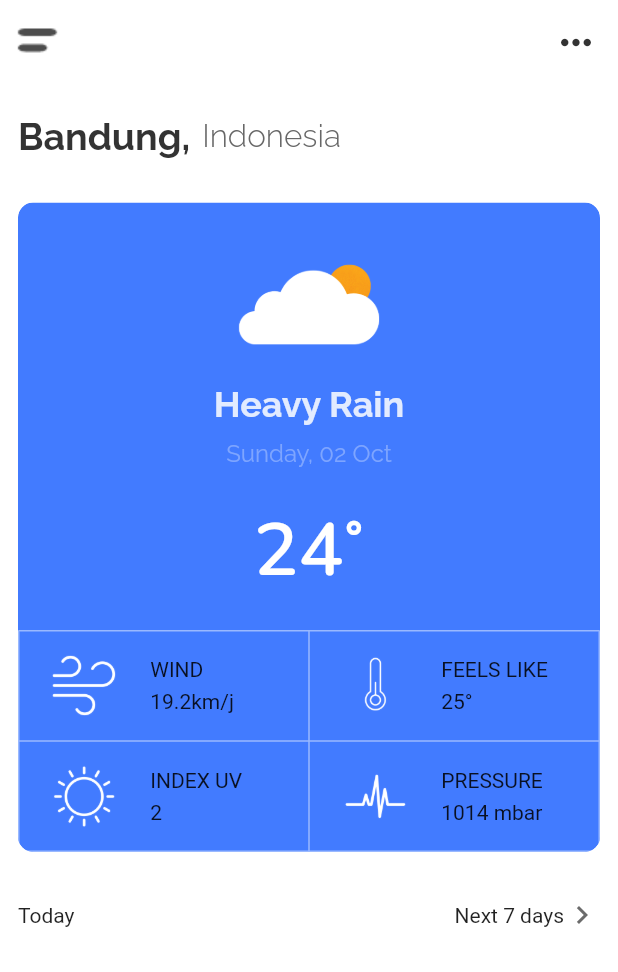
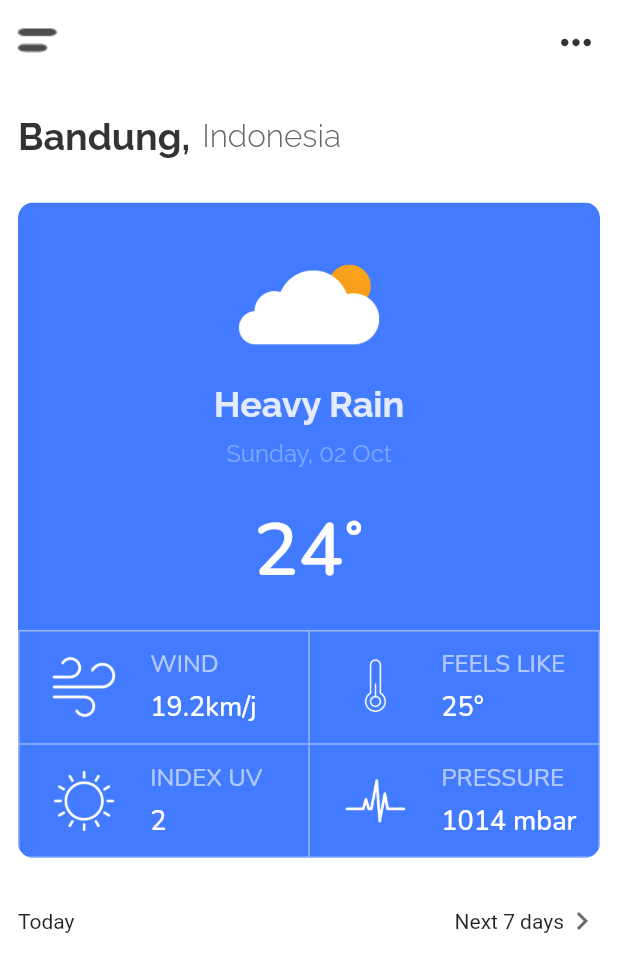
Before and after one commit to r100-stack/Flutter-Weekly-Series-6-Weather-App-UI, a Flutter app: the screen it shows after launch, on a phone screen of 412 x 824 dp. Shown: the top 972 px of the screen. Run offline on Flutter 3.47's test engine with Material 2 defaults, Android fonts, the phone set to English and light mode, and no system bars; our stand-ins replace google_fonts.

Commit message:
Solutions added Step 5

```diff
--- a/lib/screens/home_screen/components/table_item.dart
+++ b/lib/screens/home_screen/components/table_item.dart
@@ -33,10 +33,10 @@ class TableItem extends StatelessWidget {
 
                   // TODO (1): style = nunito(0xFFB2C9FF, 16.0, w500)
 
-                  // style: GoogleFonts.nunito(
-                  //     color: Color(0xFFB2C9FF),
-                  //     fontSize: 16.0,
-                  //     fontWeight: FontWeight.w500),
+                  style: GoogleFonts.nunito(
+                      color: Color(0xFFB2C9FF),
+                      fontSize: 16.0,
+                      fontWeight: FontWeight.w500),
 
                 ),
                 const SizedBox(height: 5.0),
@@ -45,10 +45,10 @@ class TableItem extends StatelessWidget {
 
                   // TODO (2): style = nunito(0xFFFFFFFF, 18.0, w500)
 
-                  // style: GoogleFonts.nunito(
-                  //     color: Color(0xFFFFFFFF),
-                  //     fontSize: 18.0,
-                  //     fontWeight: FontWeight.w500),
+                  style: GoogleFonts.nunito(
+                      color: Color(0xFFFFFFFF),
+                      fontSize: 18.0,
+                      fontWeight: FontWeight.w500),
 
                 ),
               ],
```
